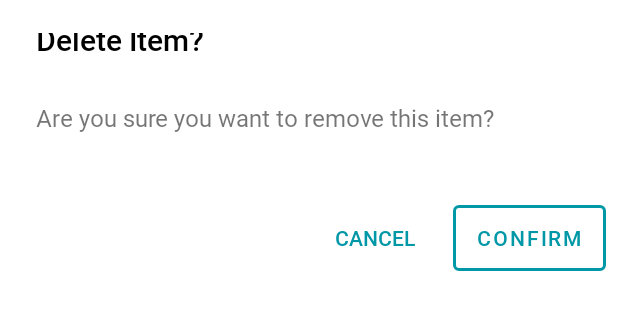
After one commit to BrandedNomad/MyFreezerAndroid, an Android app: the layout delete_confirmation.xml on its own in the app's theme, with its tools: preview values and no code run, on a phone screen of 412 x 824 dp. The commit adds this screen. Shown: the top 310 px of the screen. Run offline under Robolectric (Android 15) with nearby library versions, the phone set to English and light mode, and no system bars.

Commit message:
MYF-5 feat: added delete functionality. Can now select and delete an item

```diff
--- a/app/src/main/java/com/myfreezer/app/repository/local/Room.kt
+++ b/app/src/main/java/com/myfreezer/app/repository/local/Room.kt
@@ -3,6 +3,7 @@ package com.myfreezer.app.repository.local
 import android.content.Context
 import androidx.lifecycle.LiveData
 import androidx.room.*
+import com.myfreezer.app.models.FreezerItem
 
 @Dao
 interface FreezerDao {
@@ -15,6 +16,9 @@ interface FreezerDao {
 
     @Query("SELECT * FROM databasefreezeritem")
     fun getFreezerItems(): LiveData<List<DatabaseFreezerItem>>
+
+    @Query("DELETE FROM databasefreezeritem WHERE name = :itemName")
+    suspend fun deleteFreezerItem(itemName:String)
 }
 
 @Database(entities=[DatabaseFreezerItem::class],version = 1)
--- a/app/src/main/java/com/myfreezer/app/ui/freezer/FreezerAdapter.kt
+++ b/app/src/main/java/com/myfreezer/app/ui/freezer/FreezerAdapter.kt
@@ -90,7 +90,8 @@ class FreezerAdapter(val onClickListener: OnClickListener): ListAdapter<FreezerI
         val item = getItem(position)
         holder.bind(holder,item)
         holder.itemView.setOnLongClickListener{
-             var x = it.findViewById<FreezerListItem>(R.id.freezerListItem)
+            //TODO: Create item selection background color change
+             //var x = it.findViewById<FreezerListItem>(R.id.freezerListItem)
             //it.setBackgroundColor(Color.parseColor("#9DB2B4"))
             onClickListener.onClick(item)
             return@setOnLongClickListener true
--- /dev/null
+++ b/app/src/main/res/layout/delete_confirmation.xml
@@ -0,0 +1,80 @@
+<?xml version="1.0" encoding="utf-8"?>
+<androidx.constraintlayout.widget.ConstraintLayout
+    xmlns:android="http://schemas.android.com/apk/res/android"
+    xmlns:app="http://schemas.android.com/apk/res-auto"
+    android:layout_width="match_parent"
+    android:layout_height="match_parent"
+    android:paddingTop="@dimen/confirmation_modal_padding_Top"
+    android:paddingLeft="@dimen/confirmation_modal_padding_Left"
+    android:paddingBottom="@dimen/confirmation_modal_padding_Bottom"
+    android:paddingRight="@dimen/confirmation_modal_padding_Right">
+    <LinearLayout
+        android:id="@+id/deleteConfirmationLayout"
+        android:layout_width="match_parent"
+        android:layout_height="wrap_content"
+        android:orientation="vertical"
+        app:layout_constraintStart_toStartOf="parent"
+        app:layout_constraintTop_toTopOf="parent">
+        <LinearLayout
+            android:layout_width="match_parent"
+            android:layout_height="wrap_content"
+            android:orientation="horizontal"
+            android:gravity="center_vertical">
+            <TextView
+                android:layout_width="wrap_content"
+                android:layout_height="wrap_content"
+                android:text="@string/dialogue_delete_title"
+                android:textColor="@color/on_primary"
+                style="@style/heading_6"
+                android:layout_marginBottom="@dimen/confirmation_modal_title_bottom_margin"/>
+        </LinearLayout>
+        <LinearLayout
+            android:layout_width="match_parent"
+            android:layout_height="wrap_content"
+            android:orientation="horizontal">
+            <TextView
+                style="@style/body_1"
+                android:id="@+id/addItemMinimumField"
+                android:text="@string/dialogue_delete_body"
+                android:layout_height="wrap_content"
+                android:layout_width="match_parent"
+                android:layout_marginBottom="@dimen/text_field_space_between"/>
+        </LinearLayout>
+        <LinearLayout
+            android:layout_width="match_parent"
+            android:layout_height="wrap_content"
+            android:orientation="horizontal"
+            android:gravity="right"
+            android:layout_marginTop="@dimen/confirmation_modal_buttons_top_margin">
+            <com.google.android.material.button.MaterialButton
+                android:id="@+id/deleteConfirmationCancelButton"
+                style="@style/button_tertiary"
+                android:text="@string/button_text_cancel"
+                android:layout_height="@dimen/button_height_tall"
+                android:layout_width="wrap_content"
+                android:paddingLeft="@dimen/button_padding_default"
+                android:paddingRight="@dimen/button_padding_default"
+                android:layout_marginRight="@dimen/button_space_between"
+                android:textColor="@color/primary"
+                app:rippleColor="@color/secondary"/>
+            <com.google.android.material.button.MaterialButton
+                android:id="@+id/deleteConfirmationConfirmButton"
+                style="@style/button_secondary"
+                android:text="@string/button_text_confirm"
+                android:layout_height="@dimen/button_height_tall"
+                android:layout_width="wrap_content"
+                android:paddingLeft="@dimen/button_padding_default"
+                android:paddingRight="@dimen/button_padding_default"
+                android:textColor="@color/primary"
+                app:backgroundTint="@android:color/transparent"
+                app:cornerRadius="@dimen/radius_s"
+                app:rippleColor="@color/secondary"
+                app:strokeColor="@color/primary"
+                app:strokeWidth="@dimen/border_line_height_thick"/>
+        </LinearLayout>
+
+    </LinearLayout>
+
+
+
+</androidx.constraintlayout.widget.ConstraintLayout>
--- a/app/src/main/res/values/dimens.xml
+++ b/app/src/main/res/values/dimens.xml
@@ -48,4 +48,11 @@
     <dimen name="modal_padding_default">8dp</dimen>
     <dimen name="modal_item_margin">8dp</dimen>
 
+    <dimen name="confirmation_modal_padding_Top">22dp</dimen>
+    <dimen name="confirmation_modal_padding_Left">24dp</dimen>
+    <dimen name="confirmation_modal_padding_Right">8dp</dimen>
+    <dimen name="confirmation_modal_padding_Bottom">8dp</dimen>
+    <dimen name="confirmation_modal_title_bottom_margin">18dp</dimen>
+    <dimen name="confirmation_modal_buttons_top_margin">33dp</dimen>
+
 </resources>
--- a/app/src/main/res/values/strings.xml
+++ b/app/src/main/res/values/strings.xml
@@ -1,5 +1,5 @@
 <resources>
-    <string name="app_name">MyFreezer</string>
+    <string name="app_name">My Freezer</string>
 
     <string name="appbar_title_freezer">Freezer</string>
 
@@ -26,6 +26,9 @@
     <string name="dialogue_delete_title">Delete Item?</string>
     <string name="dialogue_delete_body">Are you sure you want to remove this item?</string>
 
+    <string name="background_message_freezer_empty_title">EMPTY FREEZER</string>
+    <string name="background_message_freezer_empty_body">Add some items by clicking on the "+" button.</string>
+
 
 
 </resources>
```
Also changed, not shown: app/src/main/java/com/myfreezer/app/repository/Repository.kt (+13 -0 lines), app/src/main/java/com/myfreezer/app/ui/freezer/FreezerFragment.kt (+105 -15 lines), app/src/main/java/com/myfreezer/app/ui/freezer/FreezerViewModel.kt (+9 -0 lines), app/src/main/res/layout/fragment_freezer.xml (+8 -3 lines), app/src/main/res/values/styles.xml (+11 -11 lines), app/src/main/res/layout/add_freezer_item.xml (renamed from app/src/main/res/layout/add_item.xml).
